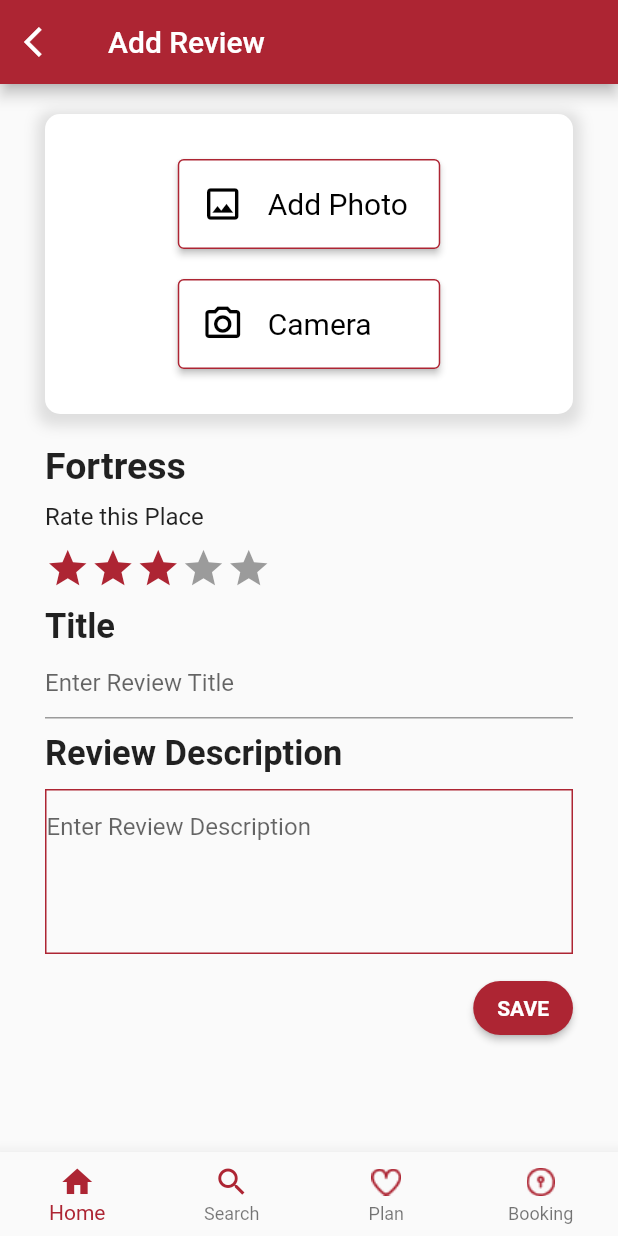
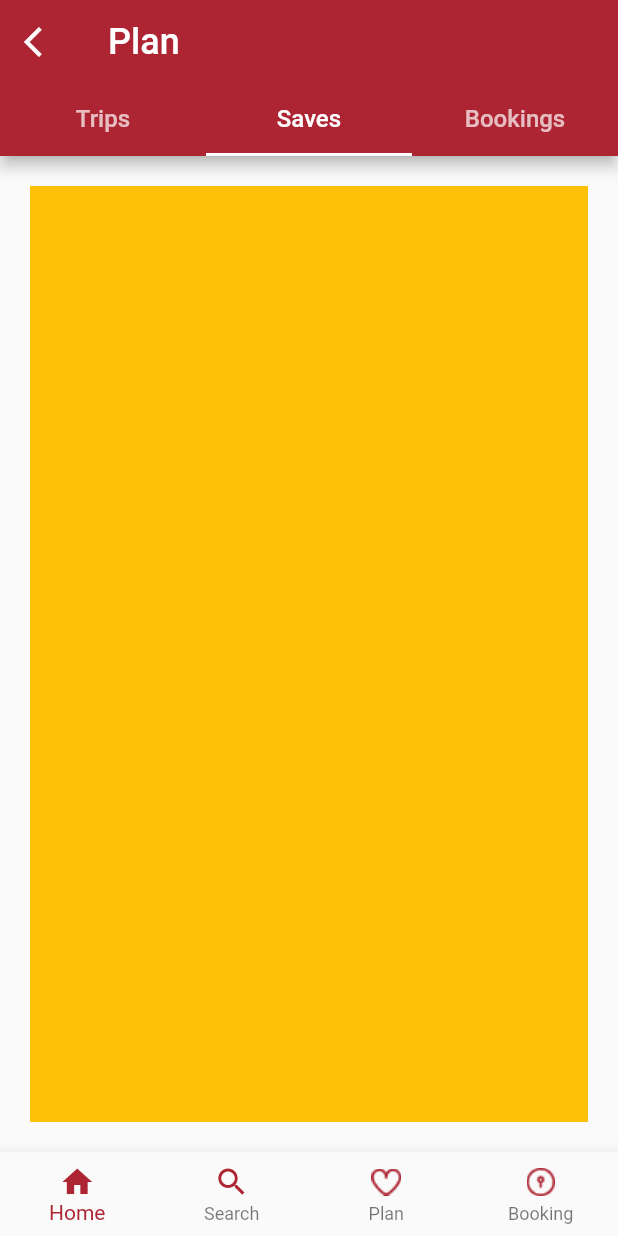
Before and after one commit to dhaneshkumarTech/MAD-Semester-Project, a Flutter app: the screen it shows after launch, on a phone screen of 412 x 824 dp. Run offline on Flutter 3.47's test engine with Material 2 defaults, Android fonts, the phone set to English and light mode, and no system bars; drawn by our look-alikes of flutter_rating_bar; our stand-ins replace animated_splash_screen, flutter_otp_text_field, flutter_signin_button, page_transition.

Commit message:
completed trips screen on plan screen

```diff
--- a/itour_planner/lib/AddReview/add_review_screen.dart
+++ b/itour_planner/lib/AddReview/add_review_screen.dart
@@ -18,21 +18,9 @@ class _AddReviewScreenState extends State<AddReviewScreen> {
     return Scaffold(
       appBar: AppBar(
         title: const Text('Add Review'),
-        leading: Builder(
-          builder: (BuildContext context) {
-            return IconButton(
-              icon: const Icon(Icons.arrow_back_ios),
-              onPressed: () {
-                Navigator.push(
-                  context,
-                  MaterialPageRoute(
-                    builder: (context) => const ReviewsToReviewScreen(),
-                  ),
-                );
-              },
-              tooltip: MaterialLocalizations.of(context).openAppDrawerTooltip,
-            );
-          },
+        leading: GestureDetector(
+          child: const Icon(Icons.arrow_back_ios),
+          onTap: () {},
         ),
         backgroundColor: themeColor,
       ),
--- /dev/null
+++ b/itour_planner/lib/Plans/model/trip_plan.dart
@@ -0,0 +1,7 @@
+class TripPlan {
+  final String tripName;
+  final String image;
+  final int saves;
+
+  TripPlan({required this.tripName, required this.image, required this.saves});
+}
--- /dev/null
+++ b/itour_planner/lib/Plans/trip_plan_screen.dart
@@ -0,0 +1,142 @@
+import 'package:flutter/material.dart';
+import 'package:itour_planner/Plans/model/trip_plan.dart';
+import 'package:itour_planner/Plans/plan_container.dart';
+import 'package:itour_planner/ReviewedScreen/reviews_reviewed_screen.dart';
+
+class TripsPlan extends StatefulWidget {
+  const TripsPlan({Key? key}) : super(key: key);
+
+  @override
+  State<TripsPlan> createState() => _TripsPlanState();
+}
+
+class _TripsPlanState extends State<TripsPlan> {
+  Color themeColor = const Color.fromRGBO(173, 37, 51, 1);
+
+  final List<TripPlan> _tripPlans = [
+    TripPlan(
+      tripName: 'Abdullah\'s Trip',
+      image: 'assets/PlanPics/Karimabad.png',
+      saves: 1,
+    ),
+    TripPlan(
+      tripName: 'Bilal\'s Trip',
+      image: 'assets/PlanPics/Shogran.png',
+      saves: 1,
+    ),
+    TripPlan(
+      tripName: 'Bilal\'s Trip',
+      image: 'assets/PlanPics/Shogran.png',
+      saves: 1,
+    ),
+    TripPlan(
+      tripName: 'Bilal\'s Trip',
+      image: 'assets/PlanPics/Shogran.png',
+      saves: 1,
+    )
+  ];
+
+  @override
+  Widget build(BuildContext context) {
+    return DefaultTabController(
+      initialIndex: 1,
+      length: 3,
+      child: Scaffold(
+        appBar: AppBar(
+          title: const Text(
+            'Plan',
+            style: TextStyle(fontSize: 24),
+          ),
+          leading: GestureDetector(
+            child: const Icon(Icons.arrow_back_ios),
+            onTap: () {
+              Navigator.push(
+                context,
+                MaterialPageRoute(
+                  builder: (context) => const ReviewsReviewedScreen(),
+                ),
+              );
+            },
+          ),
+          backgroundColor: themeColor,
+          bottom: TabBar(
+            indicatorColor: themeColor,
+            labelStyle: const TextStyle(
+              fontSize: 16,
+            ),
+            tabs: const <Widget>[
+              Tab(
+                text: 'Trips',
+              ),
+              Tab(
+                text: 'Saves',
+              ),
+              Tab(
+                text: 'Bookings',
+              ),
+            ],
+          ),
+        ),
+        body: Container(
+          margin: const EdgeInsets.all(20),
+          height: double.infinity,
+          child: TabBarView(
+            children: <Widget>[
+              SizedBox(
+                child: ListView.builder(
+                  scrollDirection: Axis.vertical,
+                  itemCount: _tripPlans.length,
+                  itemBuilder: (context, index) => PlanContaienr(
+                    tripName: _tripPlans[index].tripName,
+                    image: _tripPlans[index].image,
+                    saves: _tripPlans[index].saves,
+                  ),
+                ),
+              ),
+              Container(
+                color: Colors.amber,
+              ),
+              Container(color: Colors.redAccent),
+            ],
+          ),
+        ),
+        bottomNavigationBar: BottomNavigationBar(
+          type: BottomNavigationBarType.fixed,
+          elevation: 10,
+          items: <BottomNavigationBarItem>[
+            BottomNavigationBarItem(
+              icon: Icon(
+                Icons.home,
+                color: themeColor,
+              ),
+              label: 'Home',
+            ),
+            BottomNavigationBarItem(
+              icon: Icon(
+                Icons.search,
+                color: themeColor,
+              ),
+              label: 'Search',
+            ),
+            BottomNavigationBarItem(
+              icon: ImageIcon(
+                const AssetImage("assets/BottomAppBarIcons/plan.png"),
+                color: themeColor,
+              ),
+              label: 'Plan',
+            ),
+            BottomNavigationBarItem(
+              icon: ImageIcon(
+                const AssetImage("assets/BottomAppBarIcons/booking.png"),
+                color: themeColor,
+              ),
+              label: 'Booking',
+            ),
+          ],
+          selectedItemColor: themeColor,
+          onTap: null,
+        ),
+      ),
+    );
+  }
+}
--- a/itour_planner/lib/SplashScreen/splash_screen.dart
+++ b/itour_planner/lib/SplashScreen/splash_screen.dart
@@ -1,6 +1,6 @@
 import 'package:flutter/material.dart';
 import 'package:animated_splash_screen/animated_splash_screen.dart';
-import 'package:itour_planner/AddReview/add_review_screen.dart';
+import 'package:itour_planner/Plans/trip_plan_screen.dart';
 import 'package:page_transition/page_transition.dart';
 
 class SplashScreen extends StatelessWidget {
@@ -18,7 +18,7 @@ class SplashScreen extends StatelessWidget {
           ),
         ],
       ),
-      nextScreen: const AddReviewScreen(),
+      nextScreen: const TripsPlan(),
       backgroundColor: const Color.fromRGBO(173, 37, 51, 1),
       splashTransition: SplashTransition.scaleTransition,
       duration: 1000,
--- a/itour_planner/pubspec.yaml
+++ b/itour_planner/pubspec.yaml
@@ -67,6 +67,7 @@ flutter:
     - assets/images/
     - assets/BottomAppBarIcons/
     - assets/ReviewPics/
+    - assets/PlanPics/
   #   - images/a_dot_ham.jpeg
 
   # An image asset can refer to one or more resolution-specific "variants", see
```
Also changed, not shown: itour_planner/lib/Plans/plan_container.dart (added, +105 -0 lines), itour_planner/assets/PlanPics/Karimabad.png (added), itour_planner/assets/PlanPics/Shogran.png (added), itour_planner/assets/PlanPics/airplane.png (added).
